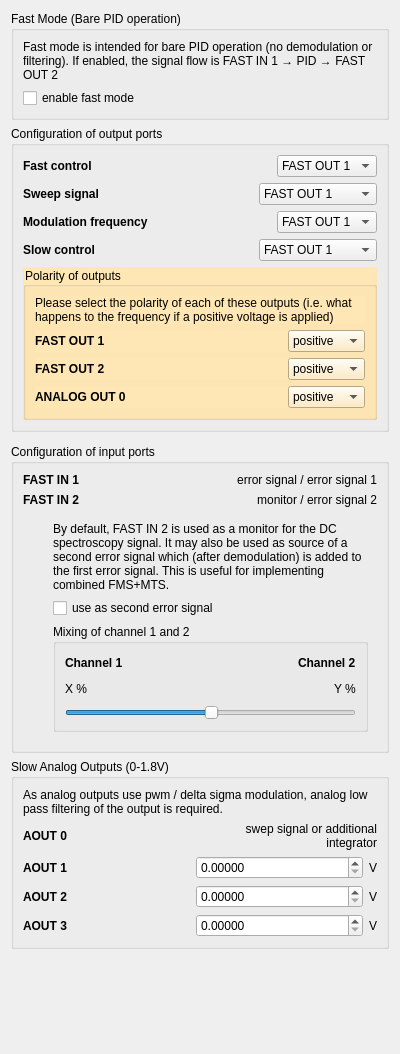
Above: linien-gui/linien_gui/ui/general_panel.ui from linien-org/linien before the change. Below: the same form after it.
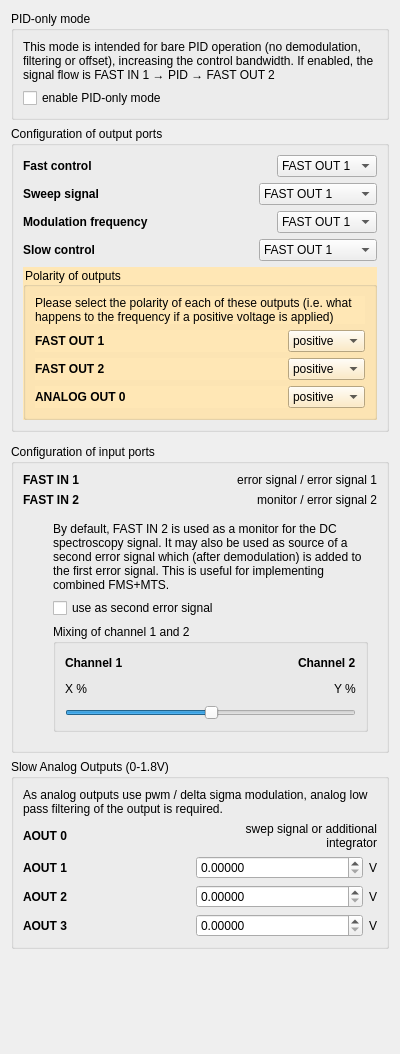
That is the form after the change. Custom widgets are drawn as their Qt base class.

Commit message: rename fast mode to PID-only mode

```diff
--- a/linien-gui/linien_gui/ui/general_panel.ui
+++ b/linien-gui/linien_gui/ui/general_panel.ui
@@ -17,13 +17,13 @@
    <item>
     <widget class="QGroupBox" name="groupBox_2">
      <property name="title">
-      <string>Fast Mode (Bare PID operation)</string>
+      <string>PID-only mode</string>
      </property>
      <layout class="QVBoxLayout" name="verticalLayout_4">
       <item>
        <widget class="QLabel" name="label_2">
         <property name="text">
-         <string>&lt;html&gt;&lt;head/&gt;&lt;body&gt;&lt;p&gt;Fast mode is intended for bare PID operation (no demodulation or filtering). If enabled, the signal flow is FAST IN 1 → PID → FAST OUT 2&lt;/p&gt;&lt;/body&gt;&lt;/html&gt;</string>
+         <string>&lt;html&gt;&lt;head/&gt;&lt;body&gt;&lt;p&gt;This mode  is intended for bare PID operation (no demodulation, filtering or offset), increasing the control bandwidth. If enabled, the signal flow is FAST IN 1 → PID → FAST OUT 2&lt;/p&gt;&lt;/body&gt;&lt;/html&gt;</string>
         </property>
         <property name="wordWrap">
          <bool>true</bool>
@@ -33,7 +33,7 @@
       <item>
        <widget class="QCheckBox" name="fastModeCheckBox">
         <property name="text">
-         <string>enable fast mode</string>
+         <string>enable PID-only mode</string>
         </property>
        </widget>
       </item>
```
The commit also changes 6 other files.
